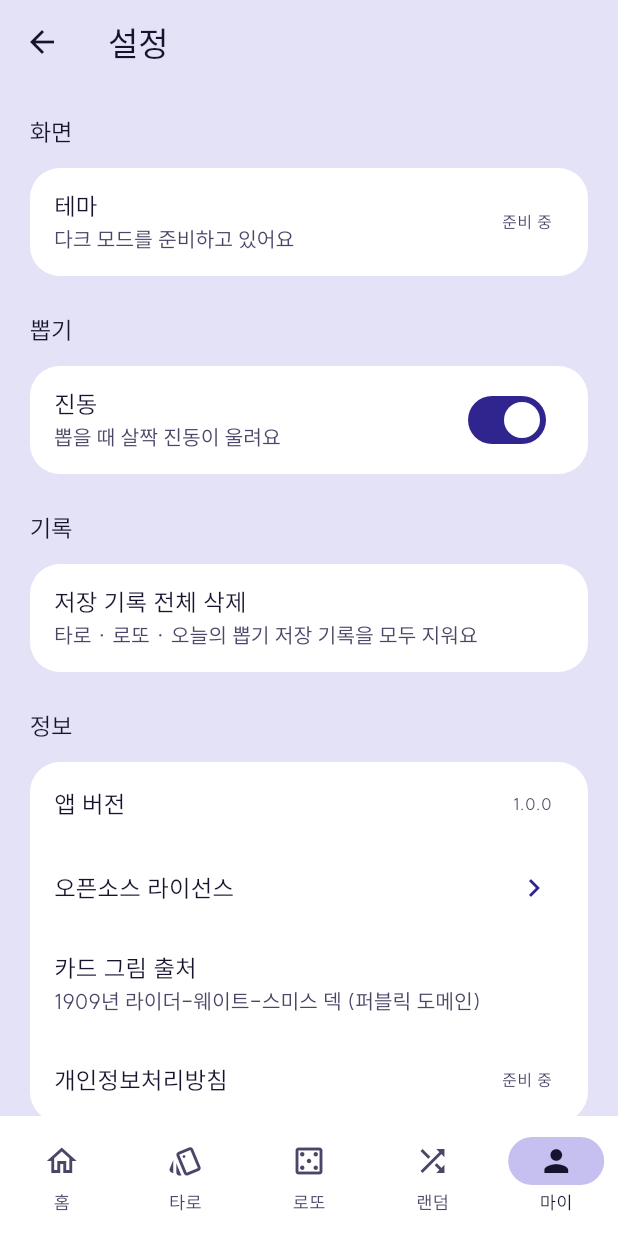
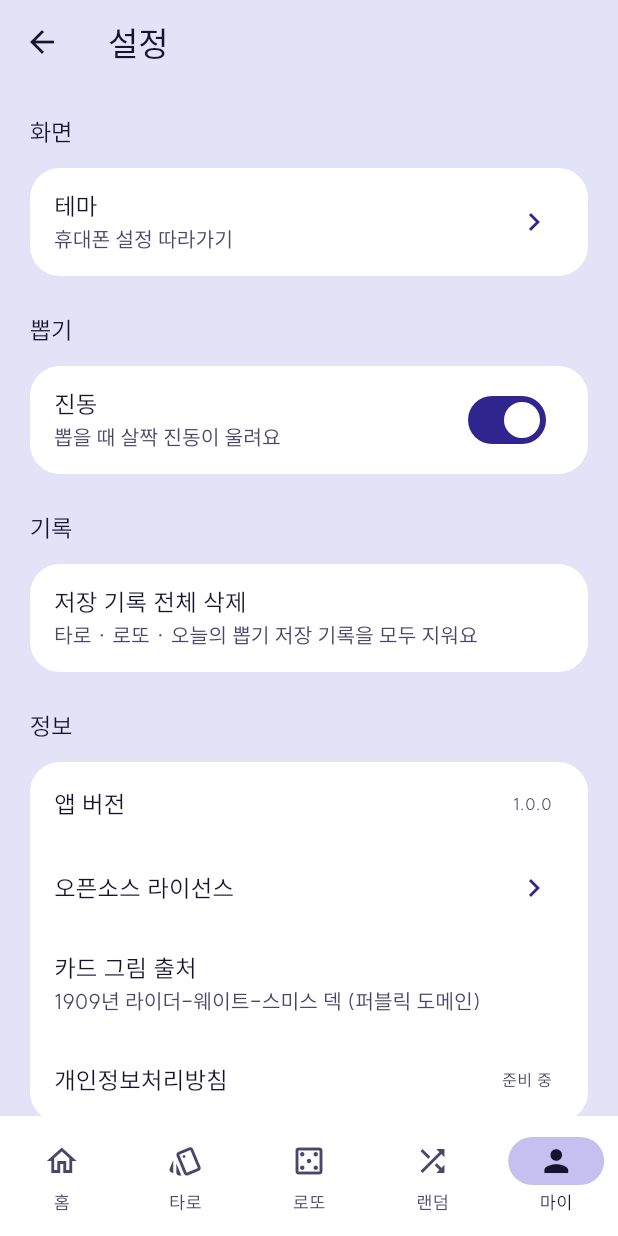
Before and after one commit to shlete/Oppop, a Flutter app: the screen it shows after launch, item 5 of the bottom bar chosen, after a tap on "설정", on a phone screen of 412 x 824 dp. Run offline on Flutter 3.47's test engine with Material 3 defaults, Android fonts, the phone set to English and light mode, and no system bars; our stand-ins replace flutter_riverpod, google_mobile_ads, share_plus, shared_preferences, web; missing offline and left inert: dart:js_interop, gal; network calls fail; Roboto replaces fonts that are missing (IBMPlexSansKR); project files that could hold a hidden picture were left out.

Commit message:
다크 모드 추가 (설정 > 테마: 휴대폰 설정 따라가기 / 라이트 / 다크)
다크 팔레트는 미드나잇 인디고와 블랙 퍼플을 반반 섞은 색. 홈 히어로, 금색,
타로 카드, 문구 카드 색은 라이트와 같다.

Co-Authored-By: Claude Opus 5.5 (1M context) <noreply@anthropic.com>
Claude-Session: https://claude.ai/code/session_01FsZtawRLD1deWrySo6vrEK

```diff
--- a/lib/app.dart
+++ b/lib/app.dart
@@ -1,19 +1,23 @@
 import 'dart:math';
 
 import 'package:flutter/material.dart';
+import 'package:flutter_riverpod/flutter_riverpod.dart';
 
 import 'core/theme.dart';
+import 'core/theme_mode.dart';
 import 'shell/main_shell.dart';
 
-class OneulPpopgiApp extends StatelessWidget {
+class OneulPpopgiApp extends ConsumerWidget {
   const OneulPpopgiApp({super.key});
 
   @override
-  Widget build(BuildContext context) {
+  Widget build(BuildContext context, WidgetRef ref) {
     return MaterialApp(
       title: '오늘의 뽑기',
       debugShowCheckedModeBanner: false,
       theme: AppTheme.light,
+      darkTheme: AppTheme.dark,
+      themeMode: ref.watch(themeModeProvider),
       builder: (context, child) => PhoneFrame(child: child!),
       home: const MainShell(),
     );
--- a/lib/core/theme.dart
+++ b/lib/core/theme.dart
@@ -28,6 +28,53 @@ abstract final class AppFonts {
   static const heading = 'IBMPlexSansKR';
 }
 
+/// 다크 모드 팔레트: 미드나잇 인디고와 블랙 퍼플 반반 (검정에 가까운 남보라).
+/// 홈 히어로, 금색 포인트, 타로 카드, 문구 카드 색은 라이트와 같다.
+abstract final class AppDarkColors {
+  static const main = Color(0xFF9286F8);
+  static const background = Color(0xFF100E1E);
+  static const soft = Color(0xFF383263);
+  static const surface = Color(0xFF1C1A32);
+  static const ink = Color(0xFFECEAF8);
+}
+
+/// 테마마다 달라지는 앱 전용 색 (ColorScheme에 없는 것).
+@immutable
+class AppPalette extends ThemeExtension<AppPalette> {
+  const AppPalette({required this.tile, required this.tileIcon});
+
+  /// 홈·마이의 연보라 칸.
+  final Color tile;
+
+  /// 그 칸 안의 아이콘.
+  final Color tileIcon;
+
+  static const light = AppPalette(
+    tile: Color(0xFFD3CEF4),
+    tileIcon: AppColors.main,
+  );
+  static const dark = AppPalette(
+    tile: Color(0xFF272444),
+    tileIcon: Color(0xFFB6ACFF),
+  );
+
+  static AppPalette of(BuildContext context) =>
+      Theme.of(context).extension<AppPalette>() ?? light;
+
+  @override
+  AppPalette copyWith({Color? tile, Color? tileIcon}) =>
+      AppPalette(tile: tile ?? this.tile, tileIcon: tileIcon ?? this.tileIcon);
+
+  @override
+  AppPalette lerp(AppPalette? other, double t) {
+    if (other == null) return this;
+    return AppPalette(
+      tile: Color.lerp(tile, other.tile, t)!,
+      tileIcon: Color.lerp(tileIcon, other.tileIcon, t)!,
+    );
+  }
+}
+
 class AppTheme {
   static const seed = AppColors.main;
 
@@ -54,6 +101,63 @@ class AppTheme {
       outline: const Color(0xFF7C78A0),
       outlineVariant: const Color(0xFFBDB8E0),
     );
+    return _build(
+      scheme,
+      background: AppColors.background,
+      surface: AppColors.surface,
+      soft: AppColors.soft,
+      ink: AppColors.ink,
+      palette: AppPalette.light,
+    );
+  }
+
+  static ThemeData get dark {
+    final scheme =
+        ColorScheme.fromSeed(
+          seedColor: seed,
+          brightness: Brightness.dark,
+        ).copyWith(
+          primary: AppDarkColors.main,
+          onPrimary: AppDarkColors.background,
+          primaryContainer: AppDarkColors.soft,
+          onPrimaryContainer: AppDarkColors.ink,
+          secondary: AppDarkColors.main,
+          secondaryContainer: AppDarkColors.soft,
+          onSecondaryContainer: AppDarkColors.ink,
+          tertiary: AppColors.point,
+          tertiaryContainer: const Color(0xFF4A3A10),
+          onTertiaryContainer: const Color(0xFFF6E2B3),
+          surface: AppDarkColors.background,
+          onSurface: AppDarkColors.ink,
+          onSurfaceVariant: const Color(0xFFA6A2C4),
+          surfaceContainerLowest: AppDarkColors.surface,
+          surfaceContainerLow: const Color(0xFF18162A),
+          surfaceContainer: AppDarkColors.surface,
+          surfaceContainerHigh: const Color(0xFF24213E),
+          surfaceContainerHighest: const Color(0xFF2C2949),
+          outline: const Color(0xFF7A76A0),
+          outlineVariant: const Color(0xFF3A365E),
+        );
+    return _build(
+      scheme,
+      background: AppDarkColors.background,
+      surface: AppDarkColors.surface,
+      soft: AppDarkColors.soft,
+      ink: AppDarkColors.ink,
+      palette: AppPalette.dark,
+      navBar: const Color(0xFF18162A),
+    );
+  }
+
+  static ThemeData _build(
+    ColorScheme scheme, {
+    required Color background,
+    required Color surface,
+    required Color soft,
+    required Color ink,
+    required AppPalette palette,
+    Color? navBar,
+  }) {
     final base = ThemeData(
       // 본문 글꼴 SUIT. 무료 상업 이용 가능 (SIL OFL 1.1).
       fontFamily: AppFonts.body,
@@ -74,26 +178,27 @@ class AppTheme {
         headlineSmall: heading(t.headlineSmall),
         titleLarge: heading(t.titleLarge),
       ),
-      scaffoldBackgroundColor: AppColors.background,
+      extensions: [palette],
+      scaffoldBackgroundColor: background,
       // 눌렀을 때 퍼지는 물결과 눌린 동안의 음영을 회색 대신 연보라로.
-      splashColor: AppColors.soft.withValues(alpha: 0.6),
-      highlightColor: AppColors.soft.withValues(alpha: 0.4),
-      hoverColor: AppColors.soft.withValues(alpha: 0.25),
-      appBarTheme: const AppBarTheme(
-        backgroundColor: AppColors.background,
+      splashColor: soft.withValues(alpha: 0.6),
+      highlightColor: soft.withValues(alpha: 0.4),
+      hoverColor: soft.withValues(alpha: 0.25),
+      appBarTheme: AppBarTheme(
+        backgroundColor: background,
         surfaceTintColor: Colors.transparent,
-        foregroundColor: AppColors.ink,
+        foregroundColor: ink,
       ),
-      navigationBarTheme: const NavigationBarThemeData(
-        backgroundColor: AppColors.surface,
-        indicatorColor: AppColors.soft,
+      navigationBarTheme: NavigationBarThemeData(
+        backgroundColor: navBar ?? surface,
+        indicatorColor: soft,
         surfaceTintColor: Colors.transparent,
       ),
-      listTileTheme: const ListTileThemeData(iconColor: AppColors.main),
-      cardTheme: const CardThemeData(
+      listTileTheme: ListTileThemeData(iconColor: scheme.primary),
+      cardTheme: CardThemeData(
         elevation: 0,
-        color: AppColors.surface,
-        shape: RoundedRectangleBorder(
+        color: surface,
+        shape: const RoundedRectangleBorder(
           borderRadius: BorderRadius.all(Radius.circular(20)),
         ),
       ),
--- /dev/null
+++ b/lib/core/theme_mode.dart
@@ -0,0 +1,37 @@
+import 'package:flutter/material.dart';
+import 'package:flutter_riverpod/flutter_riverpod.dart';
+import 'package:shared_preferences/shared_preferences.dart';
+
+/// 설정 > 테마: 시스템 설정 따라가기 / 라이트 / 다크.
+abstract final class AppThemeMode {
+  static const key = 'settings.theme';
+
+  /// 앱 시작 전에 [load]로 읽어 둔 값. 첫 화면부터 맞는 색으로 그린다.
+  static ThemeMode initial = ThemeMode.system;
+
+  static Future<void> load() async {
+    final prefs = await SharedPreferences.getInstance();
+    initial = _parse(prefs.getString(key));
+  }
+
+  static ThemeMode _parse(String? name) => ThemeMode.values.firstWhere(
+    (m) => m.name == name,
+    orElse: () => ThemeMode.system,
+  );
+}
+
+final themeModeProvider = NotifierProvider<ThemeModeNotifier, ThemeMode>(
+  ThemeModeNotifier.new,
+);
+
+class ThemeModeNotifier extends Notifier<ThemeMode> {
+  @override
+  ThemeMode build() => AppThemeMode.initial;
+
+  Future<void> set(ThemeMode mode) async {
+    state = mode;
+    AppThemeMode.initial = mode;
+    final prefs = await SharedPreferences.getInstance();
+    await prefs.setString(AppThemeMode.key, mode.name);
+  }
+}
--- a/lib/features/home/home_screen.dart
+++ b/lib/features/home/home_screen.dart
@@ -307,9 +307,9 @@ class _MenuTile extends StatelessWidget {
 
   @override
   Widget build(BuildContext context) {
-    final scheme = Theme.of(context).colorScheme;
+    final palette = AppPalette.of(context);
     return Card(
-      color: const Color(0xFFD3CEF4),
+      color: palette.tile,
       clipBehavior: Clip.antiAlias,
       child: InkWell(
         onTap: onTap,
@@ -318,7 +318,7 @@ class _MenuTile extends StatelessWidget {
           child: Column(
             mainAxisAlignment: MainAxisAlignment.center,
             children: [
-              Icon(icon, size: 28, color: scheme.primary),
+              Icon(icon, size: 28, color: palette.tileIcon),
               const SizedBox(height: 8),
               Text(title, style: Theme.of(context).textTheme.titleMedium),
             ],
--- a/lib/features/my/my_screen.dart
+++ b/lib/features/my/my_screen.dart
@@ -1,5 +1,7 @@
 import 'package:flutter/material.dart';
 import 'package:flutter_riverpod/flutter_riverpod.dart';
+
+import '../../core/theme.dart';
 
 import '../daily/daily_state.dart';
 import '../daily/saved_phrase_view.dart';
@@ -183,9 +185,10 @@ class _CountTile extends StatelessWidget {
   Widget build(BuildContext context) {
     final scheme = Theme.of(context).colorScheme;
     final text = Theme.of(context).textTheme;
+    final palette = AppPalette.of(context);
     return Card(
       // 홈의 메뉴 칸과 같은 연보라.
-      color: const Color(0xFFD3CEF4),
+      color: palette.tile,
       clipBehavior: Clip.antiAlias,
       child: InkWell(
         onTap: onTap,
@@ -194,7 +197,7 @@ class _CountTile extends StatelessWidget {
           child: Column(
             mainAxisAlignment: MainAxisAlignment.center,
             children: [
-              Icon(icon, size: 24, color: scheme.primary),
+              Icon(icon, size: 24, color: palette.tileIcon),
               const SizedBox(height: 6),
               Text(label, style: text.labelLarge),
               const SizedBox(height: 2),
--- a/lib/features/settings/settings_screen.dart
+++ b/lib/features/settings/settings_screen.dart
@@ -2,6 +2,7 @@ import 'package:flutter/material.dart';
 import 'package:flutter_riverpod/flutter_riverpod.dart';
 
 import '../../core/haptics.dart';
+import '../../core/theme_mode.dart';
 import '../daily/daily_state.dart';
 import '../lotto/saved_lotto.dart';
 import '../tarot/tarot_state.dart';
@@ -16,6 +17,7 @@ class SettingsScreen extends ConsumerWidget {
   Widget build(BuildContext context, WidgetRef ref) {
     final text = Theme.of(context).textTheme;
     final haptics = ref.watch(hapticsProvider);
+    final themeMode = ref.watch(themeModeProvider);
 
     Widget section(String title, List<Widget> rows) => Column(
       crossAxisAlignment: CrossAxisAlignment.stretch,
@@ -34,11 +36,12 @@ class SettingsScreen extends ConsumerWidget {
       body: ListView(
         padding: const EdgeInsets.fromLTRB(16, 0, 16, 24),
         children: [
-          section('화면', const [
+          section('화면', [
             ListTile(
-              title: Text('테마'),
-              subtitle: Text('다크 모드를 준비하고 있어요'),
-              trailing: Text('준비 중'),
+              title: const Text('테마'),
+              subtitle: Text(_themeLabel(themeMode)),
+              trailing: const Icon(Icons.chevron_right),
+              onTap: () => _pickTheme(context, ref, themeMode),
             ),
           ]),
           section('뽑기', [
@@ -74,6 +77,38 @@ class SettingsScreen extends ConsumerWidget {
         ],
       ),
     );
+  }
+
+  static String _themeLabel(ThemeMode mode) => switch (mode) {
+    ThemeMode.system => '휴대폰 설정 따라가기',
+    ThemeMode.light => '라이트',
+    ThemeMode.dark => '다크',
+  };
+
+  Future<void> _pickTheme(
+    BuildContext context,
+    WidgetRef ref,
+    ThemeMode current,
+  ) async {
+    final picked = await showModalBottomSheet<ThemeMode>(
+      context: context,
+      showDragHandle: true,
+      builder: (context) => SafeArea(
+        child: RadioGroup<ThemeMode>(
+          groupValue: current,
+          onChanged: (m) => Navigator.pop(context, m),
+          child: Column(
+            mainAxisSize: MainAxisSize.min,
+            children: [
+              for (final m in ThemeMode.values)
+                RadioListTile<ThemeMode>(value: m, title: Text(_themeLabel(m))),
+              const SizedBox(height: 8),
+            ],
+          ),
+        ),
+      ),
+    );
+    if (picked != null) await ref.read(themeModeProvider.notifier).set(picked);
   }
 
   Future<void> _confirmClear(BuildContext context, WidgetRef ref) async {
--- a/lib/features/tarot/consult_screen.dart
+++ b/lib/features/tarot/consult_screen.dart
@@ -6,7 +6,6 @@ import 'package:flutter/material.dart';
 import 'package:flutter_riverpod/flutter_riverpod.dart';
 
 import '../../core/ads/interstitial.dart';
-import '../../core/theme.dart';
 import '../../core/widgets/primary_button.dart';
 import 'consult_result_screen.dart';
 import 'tarot_card_view.dart';
@@ -368,10 +367,10 @@ class _FanState extends State<_Fan> with SingleTickerProviderStateMixin {
           child: Text(
             '${i + 1}',
             textAlign: TextAlign.center,
-            style: const TextStyle(
+            style: TextStyle(
               fontSize: 12,
               fontWeight: FontWeight.w700,
-              color: AppColors.main,
+              color: Theme.of(context).colorScheme.primary,
             ),
           ),
         ),
--- a/lib/main.dart
+++ b/lib/main.dart
@@ -6,11 +6,13 @@ import 'package:flutter_riverpod/flutter_riverpod.dart';
 import 'app.dart';
 import 'core/ads/ads.dart';
 import 'core/haptics.dart';
+import 'core/theme_mode.dart';
 
 Future<void> main() async {
   WidgetsFlutterBinding.ensureInitialized();
   await Ads.init();
   await AppHaptics.load();
+  await AppThemeMode.load();
   // 설정 > 오픈소스 라이선스에 앱 글꼴 라이선스도 보이게.
   LicenseRegistry.addLicense(() async* {
     for (final (name, path) in [
```
Also changed, not shown: 1 other file.
